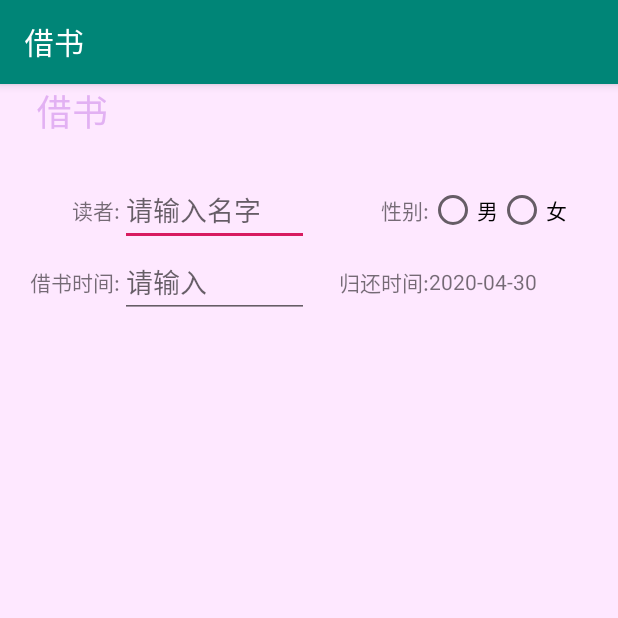
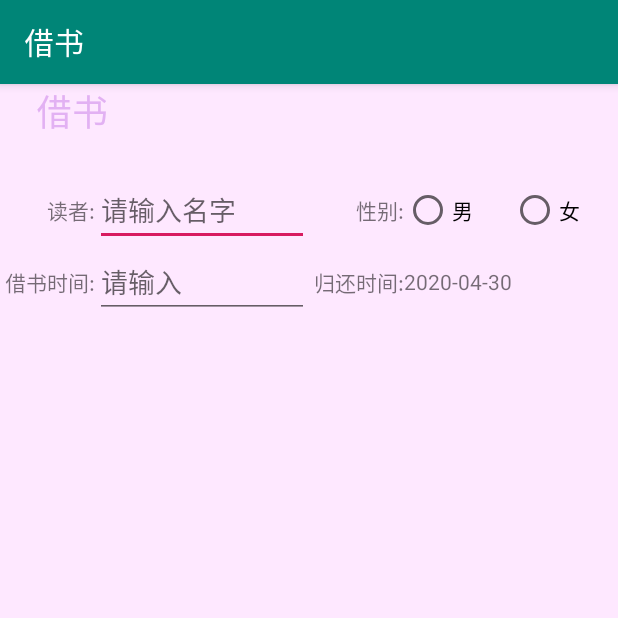
Before and after one commit to GaoJingsi/BorrowBooks, an Android app: the screen it shows after launch (MainActivity), on a phone screen of 412 x 824 dp, the top half of it. Run offline under Robolectric (Android 15) with nearby library versions, the phone set to English and light mode, and no system bars.

Commit message:
微调布局

```diff
--- a/app/build.gradle
+++ b/app/build.gradle
@@ -21,9 +21,9 @@ android {
 
 dependencies {
     implementation fileTree(dir: 'libs', include: ['*.jar'])
-    implementation 'androidx.appcompat:appcompat:1.0.2'
+    implementation 'androidx.appcompat:appcompat:1.1.0'
     implementation 'androidx.constraintlayout:constraintlayout:1.1.3'
     testImplementation 'junit:junit:4.12'
-    androidTestImplementation 'androidx.test.ext:junit:1.1.0'
-    androidTestImplementation 'androidx.test.espresso:espresso-core:3.1.1'
+    androidTestImplementation 'androidx.test.ext:junit:1.1.1'
+    androidTestImplementation 'androidx.test.espresso:espresso-core:3.2.0'
 }
--- a/app/src/main/res/layout/activity_main.xml
+++ b/app/src/main/res/layout/activity_main.xml
@@ -22,7 +22,7 @@
         android:layout_height="wrap_content">
 
         <TextView
-            android:layout_width="80dp"
+            android:layout_width="63dp"
             android:layout_height="wrap_content"
             android:layout_gravity="fill_horizontal|center_vertical"
             android:gravity="right"
@@ -36,7 +36,7 @@
             android:hint="@string/edit_text_hint_reader"/>
 
         <TextView
-            android:layout_width="80dp"
+            android:layout_width="63dp"
             android:layout_height="wrap_content"
             android:layout_gravity="fill_horizontal|center_vertical"
             android:gravity="right"
@@ -45,19 +45,21 @@
         <RadioGroup
             android:layout_width="match_parent"
             android:layout_height="wrap_content"
-            android:layout_gravity="fill_horizontal|center_vertical"
+            android:layout_gravity="center"
             android:layout_weight="1"
             android:orientation="horizontal">
 
             <RadioButton
-                android:layout_width="wrap_content"
+                android:layout_width="match_parent"
                 android:layout_height="wrap_content"
+                android:layout_weight="1"
                 android:text="@string/radio_male"/>
 
             <RadioButton
-                android:layout_width="wrap_content"
+                android:layout_width="match_parent"
                 android:layout_height="wrap_content"
-                android:text="@string/radio_female"/>
+                android:layout_weight="1"
+                android:text="@string/radio_female" />
 
         </RadioGroup>
 
@@ -68,7 +70,7 @@
         android:layout_height="wrap_content">
 
         <TextView
-            android:layout_width="80dp"
+            android:layout_width="63dp"
             android:layout_height="wrap_content"
             android:layout_gravity="fill_horizontal|center_vertical"
             android:gravity="right"
@@ -82,7 +84,7 @@
             android:hint="@string/edit_text_hint_please_type"/>
 
         <TextView
-            android:layout_width="80dp"
+            android:layout_width="63dp"
             android:layout_height="wrap_content"
             android:layout_gravity="fill_horizontal|center_vertical"
             android:gravity="right"
--- a/build.gradle
+++ b/build.gradle
@@ -7,7 +7,7 @@ buildscript {
 
     }
     dependencies {
-        classpath 'com.android.tools.build:gradle:3.5.2'
+        classpath 'com.android.tools.build:gradle:3.6.3'
 
         // NOTE: Do not place your application dependencies here; they belong
         // in the individual module build.gradle files
```
Also changed, not shown: gradle/wrapper/gradle-wrapper.properties.
